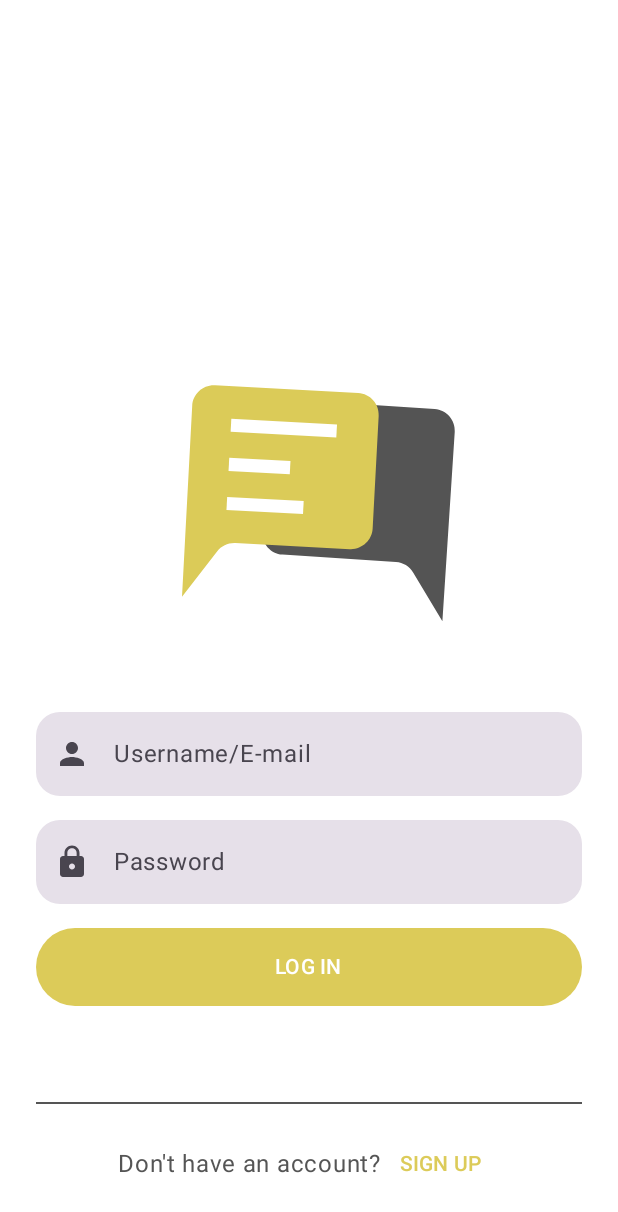
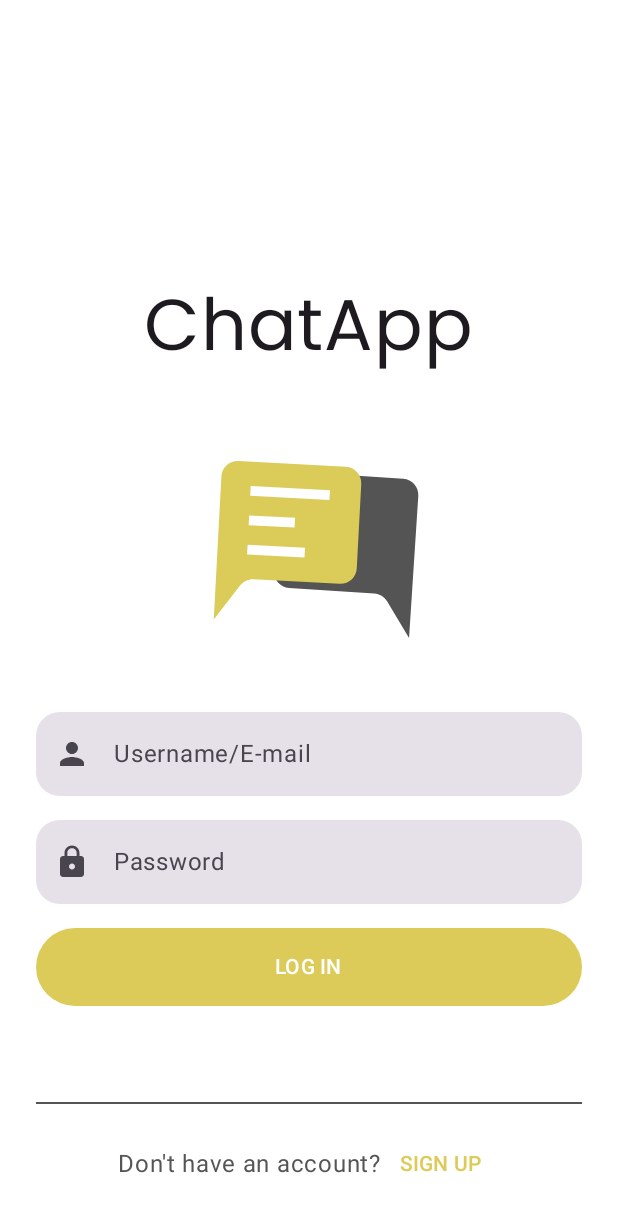
Before and after one commit to LeFi8/ChatApp, an Android app built with Jetpack Compose: the screen it shows after launch (MainActivity), on a phone screen of 412 x 824 dp. Shown: the top 1212 px of the screen. Run offline under Robolectric (Android 15) with nearby library versions, the phone set to English and light mode, and no system bars.

Commit message:
change hardcoded strings for string res

```diff
--- a/app/src/main/java/com/example/chatapp/MainActivity.kt
+++ b/app/src/main/java/com/example/chatapp/MainActivity.kt
@@ -36,6 +36,7 @@ import androidx.compose.ui.Alignment
 import androidx.compose.ui.Modifier
 import androidx.compose.ui.graphics.Color
 import androidx.compose.ui.graphics.vector.ImageVector
+import androidx.compose.ui.res.stringResource
 import androidx.compose.ui.text.input.ImeAction
 import androidx.compose.ui.text.input.KeyboardType
 import androidx.compose.ui.text.input.PasswordVisualTransformation
@@ -43,6 +44,7 @@ import androidx.compose.ui.text.input.VisualTransformation
 import androidx.compose.ui.tooling.preview.Preview
 import androidx.compose.ui.unit.Dp
 import androidx.compose.ui.unit.dp
+import androidx.compose.ui.unit.sp
 import com.airbnb.lottie.compose.LottieAnimation
 import com.airbnb.lottie.compose.LottieCompositionSpec
 import com.airbnb.lottie.compose.LottieConstants
@@ -51,6 +53,7 @@ import com.airbnb.lottie.compose.rememberLottieComposition
 import com.example.chatapp.ui.theme.ChatAppTheme
 import com.example.chatapp.ui.theme.EmperorDark
 import com.example.chatapp.ui.theme.Ivory
+import com.example.chatapp.ui.theme.Poppins
 import com.example.chatapp.ui.theme.Yellow
 
 class MainActivity : ComponentActivity() {
@@ -77,6 +80,7 @@ class MainActivity : ComponentActivity() {
             .fillMaxSize(),
         verticalArrangement = Arrangement.spacedBy(16.dp, alignment = Alignment.Bottom),
         horizontalAlignment = Alignment.CenterHorizontally) {
+            Text(text = stringResource(id = R.string.app_name), fontSize = 48.sp, fontFamily = Poppins)
             LottieIcon(animationRes = R.raw.chat_lottie)
             TextInput(inputType = InputType.Username)
             TextInput(inputType = InputType.Password)
@@ -84,7 +88,7 @@ class MainActivity : ComponentActivity() {
                 modifier = Modifier.fillMaxWidth(),
                 colors = ButtonDefaults.buttonColors(containerColor = Yellow)
             ) {
-                Text(text = "LOG IN", Modifier.padding(vertical = 8.dp))
+                Text(text = stringResource(id = R.string.login), Modifier.padding(vertical = 8.dp))
             }
             Divider(
                 color = EmperorDark,
@@ -92,9 +96,9 @@ class MainActivity : ComponentActivity() {
                 modifier = Modifier.padding(top = 48.dp)
             )
             Row(verticalAlignment = Alignment.CenterVertically) {
-                Text(text = "Don't have an account?", color = EmperorDark)
+                Text(text = stringResource(id = R.string.dont_have_account), color = EmperorDark)
                 TextButton(onClick = {}) {
-                    Text(text = "SIGN UP", color = Yellow)
+                    Text(text = stringResource(id = R.string.signup), color = Yellow)
                 }
             }
         }
@@ -102,7 +106,7 @@ class MainActivity : ComponentActivity() {
 
     @Composable
     fun LottieIcon(animationRes: Int,
-                   iconSize: Dp = 256.dp,
+                   iconSize: Dp = 192.dp,
                    repeatCount: Int = LottieConstants.IterateForever
     ) {
         val composition by rememberLottieComposition(
@@ -118,20 +122,20 @@ class MainActivity : ComponentActivity() {
     }
 
     sealed class InputType (
-        val label: String,
+        val labelId: Int,
         val icon: ImageVector,
         val keyboardOptions: KeyboardOptions,
         val visualTransformation: VisualTransformation
         ) {
         object Username : InputType(
-            label = "Username/E-mail",
+            labelId = R.string.username_mail,
             icon = Icons.Default.Person,
             keyboardOptions = KeyboardOptions(imeAction = ImeAction.Next),
             visualTransformation = VisualTransformation.None
         )
 
         object Password : InputType(
-            label = "Password",
+            labelId = R.string.password,
             icon = Icons.Default.Lock,
             keyboardOptions = KeyboardOptions(imeAction = ImeAction.Done, keyboardType = KeyboardType.Password),
             visualTransformation = PasswordVisualTransformation()
@@ -148,7 +152,7 @@ class MainActivity : ComponentActivity() {
             modifier = Modifier.fillMaxWidth(),
             shape = RoundedCornerShape(16.dp),
             leadingIcon = { Icon(inputType.icon, contentDescription = "Icon") },
-            label = { Text(text = inputType.label) },
+            label = { Text(text = stringResource(id = inputType.labelId)) },
             singleLine = true,
             colors = TextFieldDefaults.textFieldColors(
                 textColor = Color.Black,
--- a/app/src/main/res/values/strings.xml
+++ b/app/src/main/res/values/strings.xml
@@ -1,3 +1,8 @@
 <resources>
     <string name="app_name">ChatApp</string>
+    <string name="login">LOG IN</string>
+    <string name="signup">SIGN UP</string>
+    <string name="username_mail">Username/E-mail</string>
+    <string name="password">Password</string>
+    <string name="dont_have_account">Don\'t have an account?</string>
 </resources>
```
